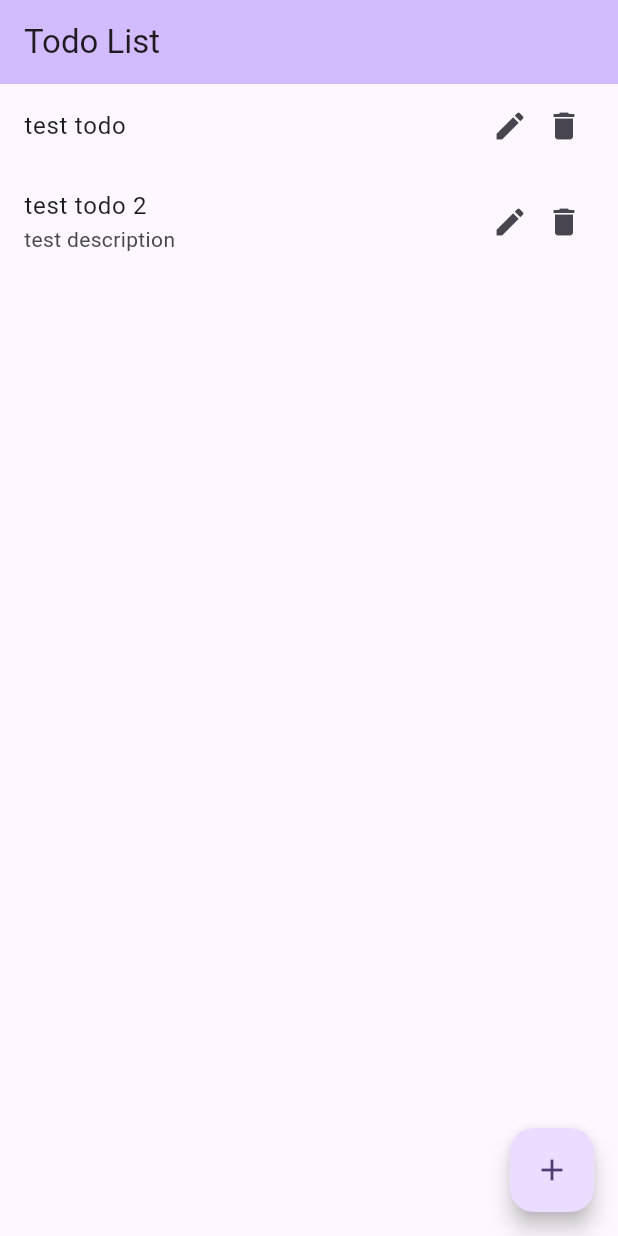
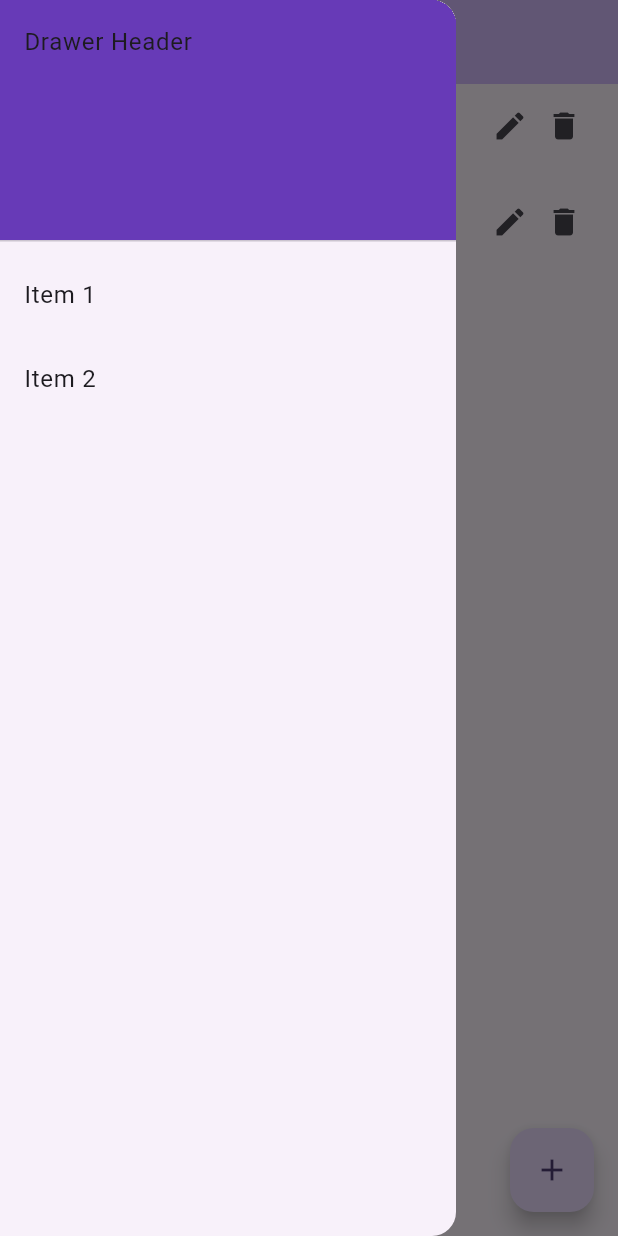
Before and after one commit to CyriacduChatenet/ESD-flutter-todo-app, a Flutter app: the screen it shows after launch, with the side drawer open (before the commit the screen has no drawer), on a phone screen of 412 x 824 dp. Run offline on Flutter 3.47's test engine with Material 2 defaults, Android fonts, the phone set to English and light mode, and no system bars.

Commit message:
fix(client): change files

```diff
--- a/client/lib/main.dart
+++ b/client/lib/main.dart
@@ -2,7 +2,6 @@ import 'package:client/src/todo_list_provider.dart';
 import 'package:client/src/widgets/todo_list_widget.dart';
 import 'package:flutter/material.dart';
 import 'package:client/src/models/todo.dart';
-import 'package:client/src/widgets/todo_item_widget.dart';
 import 'package:provider/provider.dart';
 
 void main() {
@@ -22,7 +21,7 @@ class MyApp extends StatelessWidget {
         colorScheme: ColorScheme.fromSeed(seedColor: Colors.deepPurple),
         useMaterial3: true,
       ),
-      home: Provider(
+      home: ChangeNotifierProvider(
         create: (_) => TodoListProvider(),
         child: const MyHomePage(title: 'Flutter Demo Home Page'),
       ),
@@ -38,6 +37,31 @@ class MyHomePage extends StatelessWidget {
   @override
   Widget build(BuildContext context) {
     return Scaffold(
+      drawer: Drawer(
+        child: ListView(
+          padding: EdgeInsets.zero,
+          children: [
+            const DrawerHeader(
+              decoration: BoxDecoration(
+                color: Colors.deepPurple,
+              ),
+              child: Text('Drawer Header'),
+            ),
+            ListTile(
+              title: const Text('Item 1'),
+              onTap: () {
+                Navigator.pop(context);
+              },
+            ),
+            ListTile(
+              title: const Text('Item 2'),
+              onTap: () {
+                Navigator.pop(context);
+              },
+            ),
+          ],
+        )
+      ),
       appBar: AppBar(
         backgroundColor: Theme.of(context).colorScheme.inversePrimary,
         title: const Text('Todo List'),
--- a/client/lib/src/models/todo.dart
+++ b/client/lib/src/models/todo.dart
@@ -13,10 +13,10 @@ class Todo {
   });
 
   final String id;
-  final String title;
-  final String? description;
+  late final String title;
+  late final String? description;
 
-  final TodoState state;
+  late final TodoState state;
 
   @override
   String toString() {
--- a/client/lib/src/todo_list_provider.dart
+++ b/client/lib/src/todo_list_provider.dart
@@ -23,6 +23,12 @@ class TodoListProvider extends ChangeNotifier {
     notifyListeners();
   }
 
+  void updateTodoById(String id, Todo todo) {
+    final index = _todoList.indexWhere((todo) => todo.id == id);
+    _todoList[index] = todo;
+    notifyListeners();
+  }
+
   void deleteTodoById(String id) {
     _todoList.removeWhere((todo) => todo.id == id);
     notifyListeners();
```
Also changed, not shown: client/lib/src/widgets/todo_form.dart (added, +44 -0 lines), client/lib/src/widgets/todo_item_widget.dart (+15 -2 lines).
